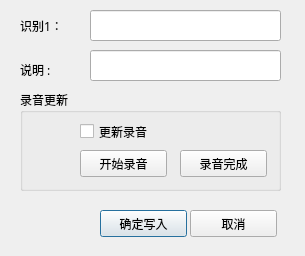
Before: the Qt Designer form voiceIden/dialogModifyTable1.ui in lcdsdream/my-gradution-project, drawn with Qt 5.
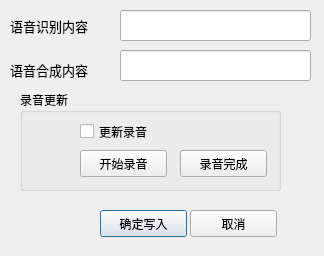
After: the same form once the commit is applied.

Commit message: 语音模块修改 数据库项目更改

```diff
--- a/voiceIden/dialogModifyTable1.ui
+++ b/voiceIden/dialogModifyTable1.ui
@@ -6,7 +6,7 @@
    <rect>
     <x>0</x>
     <y>0</y>
-    <width>305</width>
+    <width>324</width>
     <height>256</height>
    </rect>
   </property>
@@ -21,33 +21,44 @@
   <widget class="QLabel" name="label">
    <property name="geometry">
     <rect>
-     <x>20</x>
+     <x>10</x>
      <y>15</y>
-     <width>61</width>
+     <width>101</width>
      <height>21</height>
     </rect>
    </property>
+   <property name="font">
+    <font>
+     <pointsize>10</pointsize>
+    </font>
+   </property>
    <property name="text">
-    <string>识别1：</string>
+    <string>语音识别内容</string>
    </property>
   </widget>
   <widget class="QLabel" name="label_2">
    <property name="geometry">
     <rect>
-     <x>20</x>
+     <x>10</x>
      <y>59</y>
-     <width>61</width>
+     <width>101</width>
      <height>21</height>
     </rect>
    </property>
+   <property name="font">
+    <font>
+     <family>WenQuanYi Micro Hei</family>
+     <pointsize>10</pointsize>
+    </font>
+   </property>
    <property name="text">
-    <string>说明 :</string>
+    <string>语音合成内容</string>
    </property>
   </widget>
   <widget class="QLineEdit" name="lineEditItem0">
    <property name="geometry">
     <rect>
-     <x>90</x>
+     <x>120</x>
      <y>10</y>
      <width>191</width>
      <height>31</height>
@@ -57,7 +68,7 @@
   <widget class="QLineEdit" name="lineEditItem1">
    <property name="geometry">
     <rect>
-     <x>90</x>
+     <x>120</x>
      <y>50</y>
      <width>191</width>
      <height>31</height>
```
The commit also changes 9 other files.
